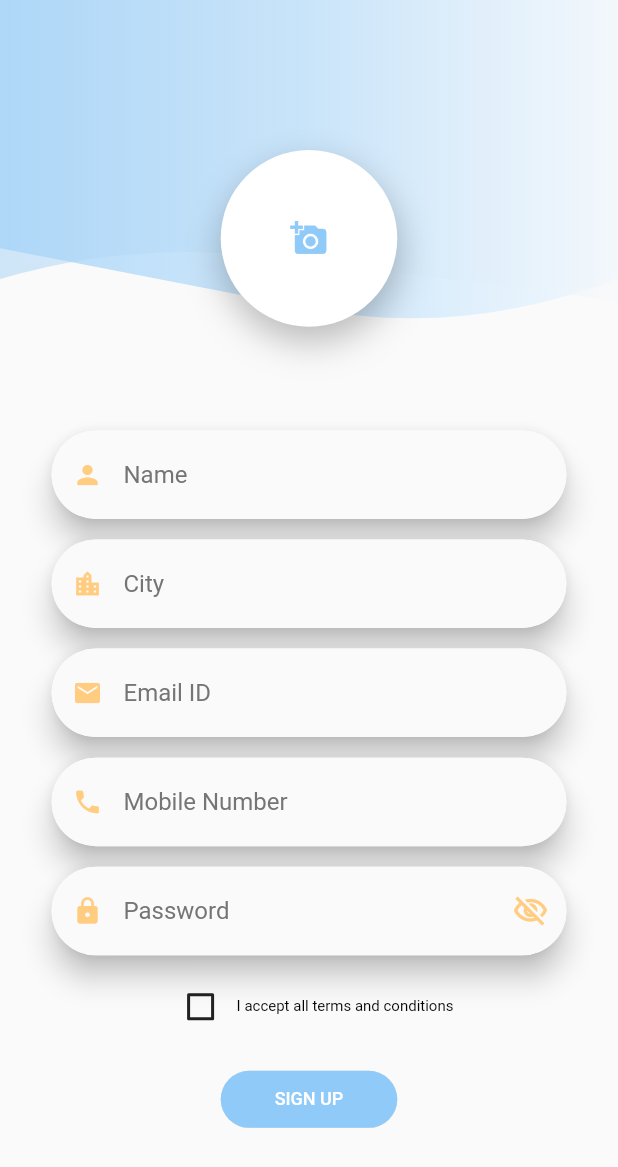
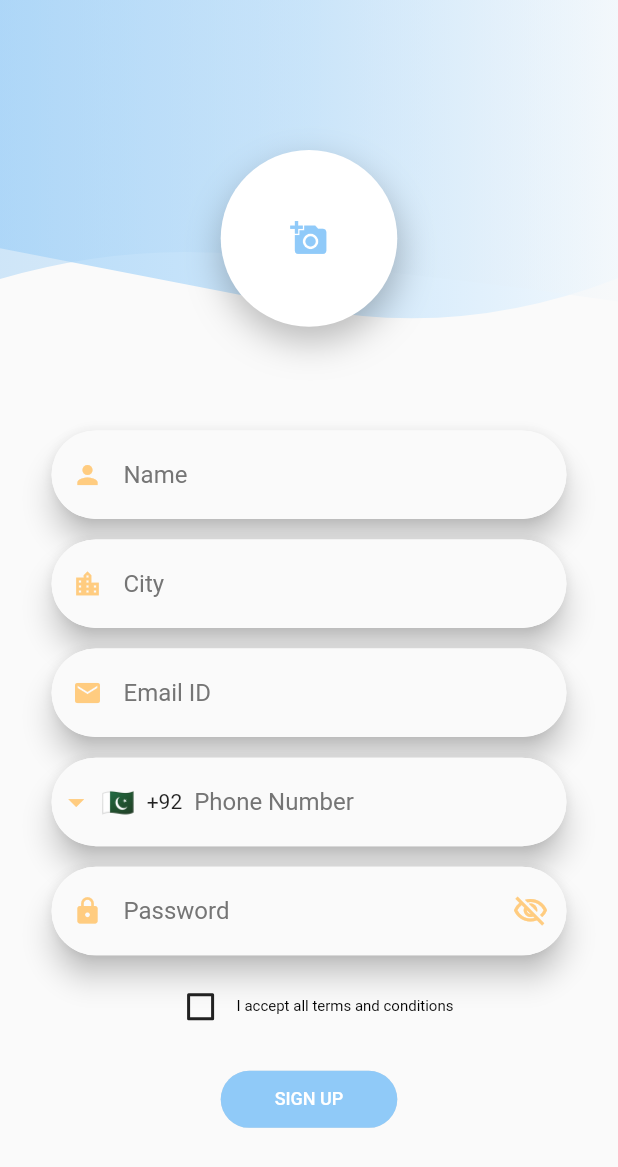
Before and after one commit to Mazhar1117/weblytical_app, a Flutter app: the screen it shows after launch, after a tap on "Sign up", on a phone screen of 412 x 824 dp. Shown: the top 1167 px of the screen. Run offline on Flutter 3.47's test engine with Material 2 defaults, Android fonts, the phone set to English and light mode, and no system bars; drawn by our look-alikes of intl_phone_field; network calls fail.

Commit message:
phone field updated

```diff
--- a/lib/ui/screens/signin.dart
+++ b/lib/ui/screens/signin.dart
@@ -146,7 +146,7 @@ class _SignInScreenState extends State<SignInScreen> {
               fontWeight: FontWeight.bold,
               fontSize: Responsive.isDesktop(context)
                   ? 40.0
-                  : (Responsive.isTablet(context) ? 25.0 : 15),
+                  : (Responsive.isTablet(context) ? 25.0 : 20.0),
             ),
           ),
         ],
--- a/lib/ui/screens/signup.dart
+++ b/lib/ui/screens/signup.dart
@@ -16,6 +16,7 @@ class SignUpPage extends StatelessWidget {
 
   @override
   Widget build(BuildContext context) {
+
     return const Scaffold(
       body: SignUpScreen(),
     );
@@ -210,13 +211,12 @@ class _SignUpScreenState extends State<SignUpScreen> {
   }
 
   Widget phoneTextFormField() {
-    return CustomTextField(
-      // onPressed: validator.validateMobile(contactController.text),
-      textEditingController: contactController,
-      keyboardType: TextInputType.number,
-      icon: Icons.phone,
-      hint: "Mobile Number",
-    );
+    return PhoneField(
+        // onPressed: validator.validateMobile(contactController.text),
+        textEditingController: contactController,
+        keyboardType: TextInputType.number,
+        hint: "Phone Number",
+        );
   }
 
   Widget passwordTextFormField() {
--- a/lib/ui/widgets/textformfield.dart
+++ b/lib/ui/widgets/textformfield.dart
@@ -1,4 +1,5 @@
 import 'package:flutter/material.dart';
+import 'package:intl_phone_field/intl_phone_field.dart';
 import 'package:ui/constants/constants.dart';
 import 'package:ui/ui/widgets/responsive_ui.dart';
 
@@ -46,7 +47,7 @@ class CustomTextField extends StatelessWidget {
           filled: true,
           prefixIcon: Icon(icon, color: Colors.orange[200], size: 20),
           hintText: hint,
-          hintStyle:  TextStyle(color: Colors.grey[600]),
+          hintStyle: TextStyle(color: Colors.grey[600]),
           border: OutlineInputBorder(
               borderRadius: BorderRadius.circular(30.0),
               borderSide: BorderSide.none),
@@ -55,7 +56,6 @@ class CustomTextField extends StatelessWidget {
     );
   }
 }
-
 
 class PasswordField extends StatelessWidget {
   final String hint;
@@ -76,7 +76,8 @@ class PasswordField extends StatelessWidget {
     required this.textEditingController,
     required this.keyboardType,
     required this.prefixIcon,
-    required this.obscureText, required  this.suffix,
+    required this.obscureText,
+    required this.suffix,
     // required this.onPressed,
   }) : super(key: key);
 
@@ -101,7 +102,7 @@ class PasswordField extends StatelessWidget {
           prefixIcon: Icon(prefixIcon, color: Colors.orange[200], size: 20),
           suffixIcon: suffix,
           hintText: hint,
-          hintStyle:  TextStyle(color: Colors.grey[600]),
+          hintStyle: TextStyle(color: Colors.grey[600]),
           border: OutlineInputBorder(
               borderRadius: BorderRadius.circular(30.0),
               borderSide: BorderSide.none),
@@ -110,3 +111,73 @@ class PasswordField extends StatelessWidget {
     );
   }
 }
+
+class PhoneField extends StatefulWidget {
+  final String hint;
+  final TextEditingController textEditingController;
+  final TextInputType keyboardType;
+
+  PhoneField({
+    Key? key,
+    required this.hint,
+    required this.textEditingController,
+    required this.keyboardType,
+    // required this.onPressed,
+  }) : super(key: key);
+
+  @override
+  State<PhoneField> createState() => _PhoneFieldState();
+}
+
+class _PhoneFieldState extends State<PhoneField> {
+  var onchangeval = "";
+  // final  onPressed;
+  late double _width;
+
+  late double _pixelRatio;
+
+  late bool large;
+
+  late bool medium;
+
+  @override
+  Widget build(BuildContext context) {
+    _width = MediaQuery.of(context).size.width;
+    _pixelRatio = MediaQuery.of(context).devicePixelRatio;
+    large = ResponsiveWidget.isScreenLarge(_width, _pixelRatio);
+    medium = ResponsiveWidget.isScreenMedium(_width, _pixelRatio);
+    return Material(
+      borderRadius: BorderRadius.circular(30.0),
+      elevation: large ? 12 : (medium ? 10 : 8),
+      child: IntlPhoneField(
+        // validator: validator,
+        controller: widget.textEditingController,
+        keyboardType: widget.keyboardType,
+        decoration: InputDecoration(
+          fillColor: backgroundColor,
+          filled: true,
+          hintText: widget.hint,
+          hintStyle: TextStyle(color: Colors.grey[600]),
+          border: OutlineInputBorder(
+              borderRadius: BorderRadius.circular(30.0),
+              borderSide: BorderSide.none),
+        ),
+        initialCountryCode: 'PK',
+        // autovalidateMode: AutovalidateMode.always,
+        disableLengthCheck: true,
+        flagsButtonPadding: EdgeInsets.zero,
+        dropdownIcon: Icon(
+          Icons.arrow_drop_down,
+          size: 25.0,
+          color: Colors.orange[200],
+        ),
+//         onChanged: (value) {
+//           setState(() {
+//             onchangeval = value.completeNumber;
+//           });
+// Scaffold.of(context).showSnackBar(SnackBar(content: Text("Not Eklendi"), duration: Duration(seconds: 2));
+//         },
+      ),
+    );
+  }
+}
--- a/pubspec.yaml
+++ b/pubspec.yaml
@@ -31,8 +31,8 @@ dependencies:
   flutter:
     sdk: flutter
   http: ^0.13.4
-  # flutter_svg: ^1.0.3
   provider: ^4.1.0
+  intl_phone_field: ^3.0.1
 
 dev_dependencies:
 
```
Also changed, not shown: pubspec.lock.
